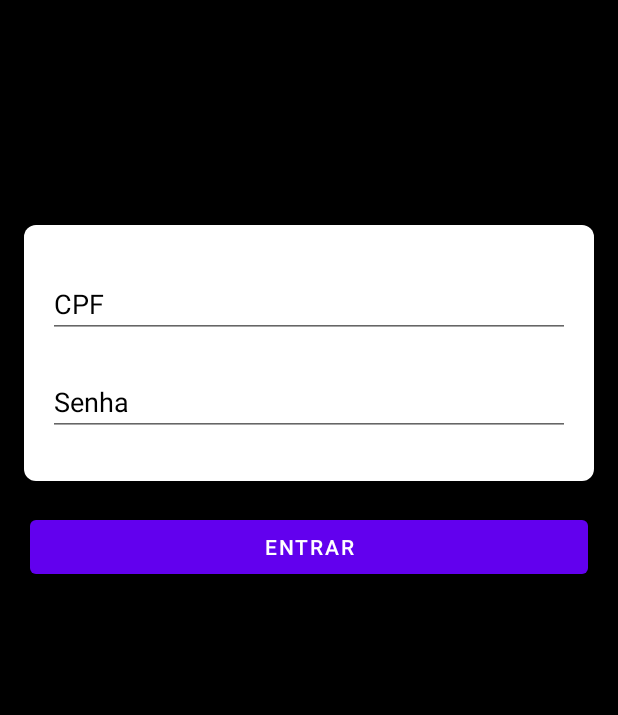
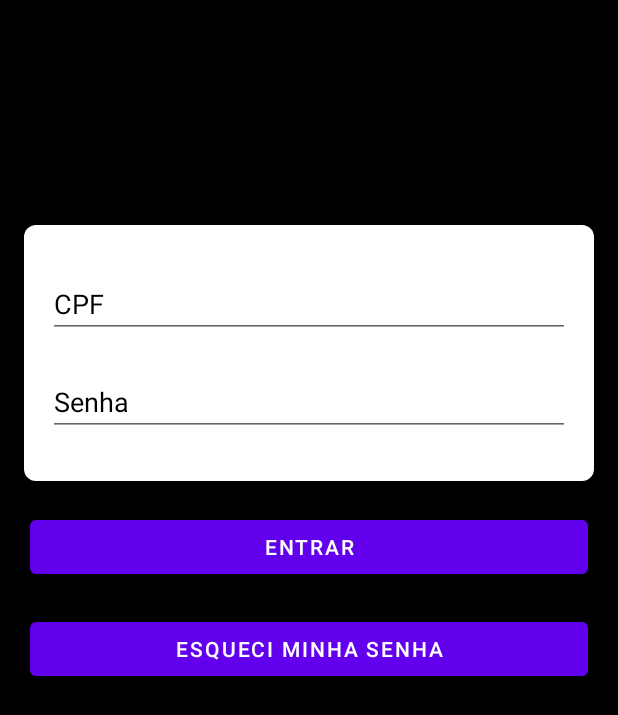
Before and after one commit to leandro311985/DataBindingKotlin, an Android app: the layout activity_login.xml on its own in the app's theme, with its tools: preview values and no code run, on a phone screen of 412 x 824 dp. Shown: the top 715 px of the screen. Run offline under Robolectric (Android 15) with nearby library versions, the phone set to English and light mode, and no system bars.

Commit message:
commit inicial livedata

```diff
--- a/app/build.gradle
+++ b/app/build.gradle
@@ -1,7 +1,10 @@
 plugins {
     id 'com.android.application'
     id 'kotlin-android'
+    id 'androidx.navigation.safeargs'
 }
+
+
 
 android {
     compileSdk 31
--- /dev/null
+++ b/app/src/main/java/com/example/myapplication/next/RecurringLoginUseCase.kt
@@ -0,0 +1,6 @@
+package com.example.myapplication.next
+
+interface RecurringLoginUseCase {
+
+
+}
--- a/app/src/main/res/layout/activity_login.xml
+++ b/app/src/main/res/layout/activity_login.xml
@@ -83,6 +83,21 @@
             app:layout_constraintStart_toStartOf="@+id/login_container"
             app:layout_constraintTop_toBottomOf="@+id/login_container" />
 
+        <Button
+            android:id="@+id/btn_forgot_password"
+            android:layout_width="match_parent"
+            android:layout_height="wrap_content"
+            android:layout_marginStart="20dp"
+            android:layout_marginTop="20dp"
+            android:layout_marginEnd="20dp"
+            android:focusable="true"
+            android:onClick="@{() -> view_model.onForgotPassword()}"
+            android:text="Esqueci minha senha"
+            android:textColor="@color/white"
+            app:layout_constraintEnd_toEndOf="@+id/nbt_login"
+            app:layout_constraintStart_toStartOf="@+id/nbt_login"
+            app:layout_constraintTop_toBottomOf="@+id/nbt_login" />
+
         <TextView
             android:id="@+id/nbt_forgot_password"
             android:layout_width="0dp"
--- a/build.gradle
+++ b/build.gradle
@@ -7,6 +7,7 @@ buildscript {
     dependencies {
         classpath "com.android.tools.build:gradle:7.0.0"
         classpath "org.jetbrains.kotlin:kotlin-gradle-plugin:1.5.21"
+        classpath "androidx.navigation:navigation-safe-args-gradle-plugin:2.3.5"
 
         // NOTE: Do not place your application dependencies here; they belong
         // in the individual module build.gradle files
```
Also changed, not shown: app/src/main/java/com/example/myapplication/next/LoginActivity.kt (+52 -1 lines), app/src/main/java/com/example/myapplication/next/LoginBusiness.kt (added, +7 -0 lines), app/src/main/java/com/example/myapplication/next/LoginViewModel.kt (+30 -4 lines).
